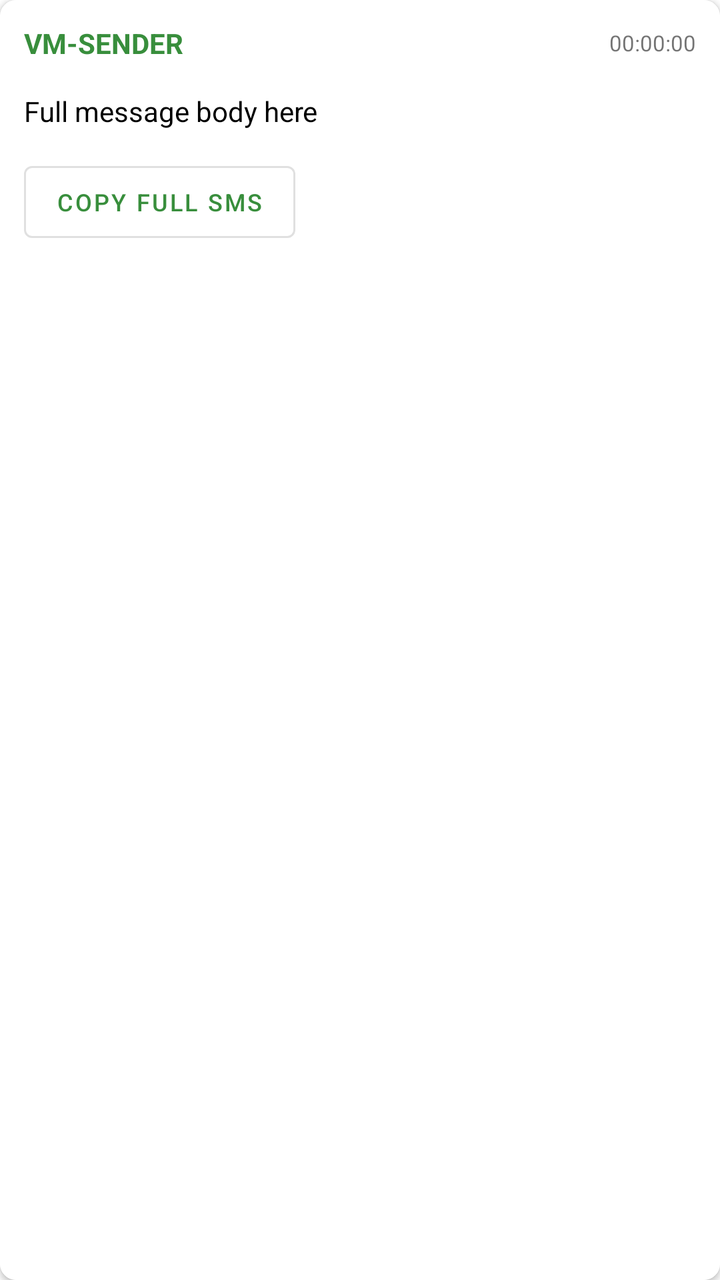
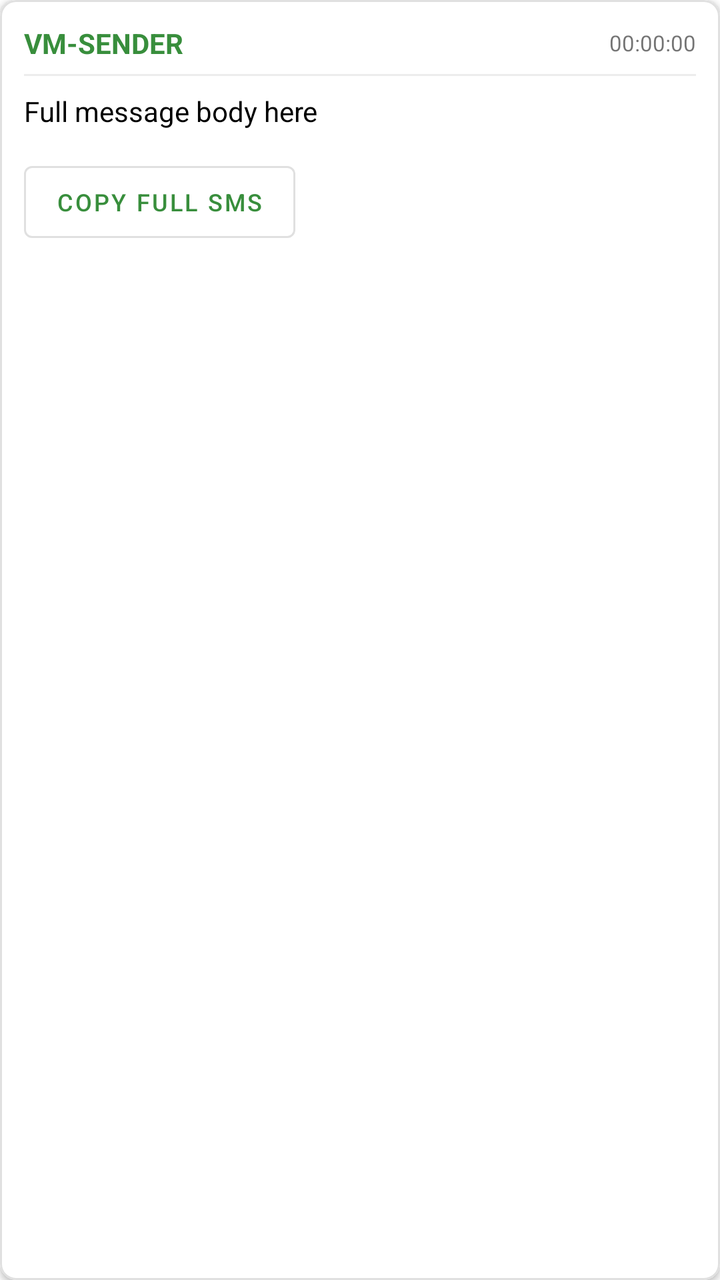

An Android layout rendered at two revisions. The XML below is the earlier revision; the diff shows what the commit changed to produce the second picture.
<!-- AndroidManifest.xml: application theme Theme.SMSBridge -->
<!-- res/layout/item_message.xml -->
<?xml version="1.0" encoding="utf-8"?>
<com.google.android.material.card.MaterialCardView
    xmlns:android="http://schemas.android.com/apk/res/android"
    xmlns:app="http://schemas.android.com/apk/res-auto"
    android:layout_width="match_parent"
    android:layout_height="wrap_content"
    android:layout_marginBottom="8dp"
    app:cardCornerRadius="8dp"
    app:cardElevation="2dp"
    app:strokeWidth="1dp"
    app:strokeColor="?attr/colorOutline">

    <LinearLayout
        android:layout_width="match_parent"
        android:layout_height="wrap_content"
        android:orientation="vertical"
        android:padding="12dp">

        
        <LinearLayout
            android:layout_width="match_parent"
            android:layout_height="wrap_content"
            android:orientation="horizontal"
            android:gravity="center_vertical"
            android:layout_marginBottom="6dp">

            <TextView
                android:id="@+id/tvSender"
                android:layout_width="0dp"
                android:layout_height="wrap_content"
                android:layout_weight="1"
                android:textStyle="bold"
                android:textSize="14sp"
                android:textColor="?attr/colorPrimary"
                android:ellipsize="end"
                android:maxLines="1"
                android:text="VM-SENDER"/>

            <TextView
                android:id="@+id/tvTime"
                android:layout_width="wrap_content"
                android:layout_height="wrap_content"
                android:textSize="11sp"
                android:textColor="?attr/colorOnSurface"
                android:alpha="0.55"
                android:text="00:00:00"/>

        </LinearLayout>

        
        <View
            android:layout_width="match_parent"
            android:layout_height="1dp"
            android:background="?attr/colorOutline"
            android:alpha="0.4"
            android:layout_marginBottom="8dp"/>

        
        <TextView
            android:id="@+id/tvBody"
            android:layout_width="match_parent"
            android:layout_height="wrap_content"
            android:textSize="14sp"
            android:lineSpacingMultiplier="1.4"
            android:textColor="?attr/colorOnSurface"
            android:layout_marginBottom="10dp"
            android:text="Full message body here"/>

        
        <TextView
            android:id="@+id/tvOtp"
            android:layout_width="wrap_content"
            android:layout_height="wrap_content"
            android:textStyle="bold"
            android:textSize="20sp"
            android:textColor="@color/colorOtp"
            android:paddingStart="10dp"
            android:paddingEnd="10dp"
            android:paddingTop="4dp"
            android:paddingBottom="4dp"
            android:visibility="gone"
            android:layout_marginBottom="8dp"
            android:text="OTP: 123456"/>

        
        <LinearLayout
            android:layout_width="match_parent"
            android:layout_height="wrap_content"
            android:orientation="horizontal"
            android:layout_marginTop="2dp">

            
            <com.google.android.material.button.MaterialButton
                android:id="@+id/btnCopyOtp"
                style="@style/Widget.MaterialComponents.Button"
                android:layout_width="wrap_content"
                android:layout_height="wrap_content"
                android:layout_marginEnd="8dp"
                android:visibility="gone"
                android:text="Copy OTP"
                android:textSize="12sp"/>

            
            <com.google.android.material.button.MaterialButton
                android:id="@+id/btnCopySms"
                style="@style/Widget.MaterialComponents.Button.OutlinedButton"
                android:layout_width="wrap_content"
                android:layout_height="wrap_content"
                android:text="Copy Full SMS"
                android:textSize="12sp"/>

        </LinearLayout>

    </LinearLayout>

</com.google.android.material.card.MaterialCardView>
<!-- resources referenced by this layout -->
<resources>
  <color name="colorOtp">#2196F3</color>
  <style name="Theme.SMSBridge" parent="Theme.MaterialComponents.DayNight.DarkActionBar">
          <item name="colorPrimary">@color/colorPrimary</item>
          <item name="colorPrimaryDark">@color/colorPrimaryDark</item>
          <item name="colorAccent">@color/colorAccent</item>
      </style>
  <color name="colorPrimary">#388E3C</color>
  <color name="colorPrimaryDark">#2E7D32</color>
  <color name="colorAccent">#FF5722</color>
</resources>

<!-- the commit's change to res/layout/item_message.xml (unified diff, before → after) -->
@@ -8,7 +8,7 @@
     app:cardCornerRadius="8dp"
     app:cardElevation="2dp"
     app:strokeWidth="1dp"
-    app:strokeColor="?attr/colorOutline">
+    app:strokeColor="@color/colorOutline">
 
     <LinearLayout
         android:layout_width="match_parent"
@@ -31,7 +31,7 @@
                 android:layout_weight="1"
                 android:textStyle="bold"
                 android:textSize="14sp"
-                android:textColor="?attr/colorPrimary"
+                android:textColor="@color/colorPrimary"
                 android:ellipsize="end"
                 android:maxLines="1"
                 android:text="VM-SENDER"/>
@@ -51,8 +51,8 @@
         <View
             android:layout_width="match_parent"
             android:layout_height="1dp"
-            android:background="?attr/colorOutline"
-            android:alpha="0.4"
+            android:background="@color/colorOutline"
+            android:alpha="0.6"
             android:layout_marginBottom="8dp"/>
 
         
<!-- resource entries referenced after the edit -->
@@ -1,10 +1,12 @@
 <!-- resources referenced by this layout -->
 <resources>
   <color name="colorOtp">#2196F3</color>
-  <style name="Theme.SMSBridge" parent="Theme.MaterialComponents.DayNight.DarkActionBar">
+  <color name="colorOutline">#E0E0E0</color>
+  <style name="Theme.SMSBridge" parent="Theme.MaterialComponents.DayNight.NoActionBar">
           <item name="colorPrimary">@color/colorPrimary</item>
           <item name="colorPrimaryDark">@color/colorPrimaryDark</item>
           <item name="colorAccent">@color/colorAccent</item>
+          <item name="colorOutline">@color/colorOutline</item>
       </style>
   <color name="colorPrimary">#388E3C</color>
   <color name="colorPrimaryDark">#2E7D32</color>
